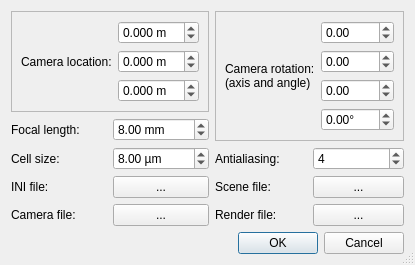
This is gui/povraycameradialog.ui in ryaninvents/PicoScan as Qt 5 draws it before an edit. The edited form follows.
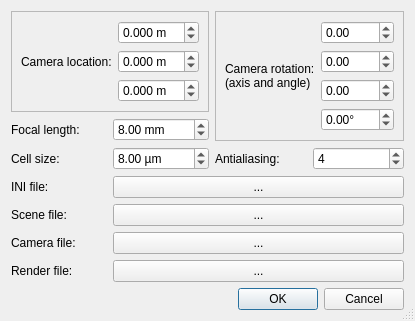
This is the edited form. Icons and pictures are not drawn.

Commit message: PovRayCamera works, but does PixelEncodedCamera? Stay tuned folks...

What changed in the file:
```diff
--- a/gui/povraycameradialog.ui
+++ b/gui/povraycameradialog.ui
@@ -10,7 +10,7 @@
     <x>0</x>
     <y>0</y>
     <width>411</width>
-    <height>244</height>
+    <height>300</height>
    </rect>
   </property>
   <property name="windowTitle">
@@ -29,20 +29,6 @@
   <layout class="QVBoxLayout" name="verticalLayout">
    <item>
     <layout class="QGridLayout" name="gridLayout">
-     <item row="4" column="0">
-      <widget class="QLabel" name="label_4">
-       <property name="text">
-        <string>Focal length:</string>
-       </property>
-      </widget>
-     </item>
-     <item row="7" column="1">
-      <widget class="QPushButton" name="cameraFile">
-       <property name="text">
-        <string>...</string>
-       </property>
-      </widget>
-     </item>
      <item row="5" column="2">
       <widget class="QLabel" name="label_9">
        <property name="text">
@@ -50,16 +36,6 @@
        </property>
       </widget>
      </item>
-     <item row="5" column="3">
-      <widget class="QSpinBox" name="antialiasing">
-       <property name="maximum">
-        <number>16</number>
-       </property>
-       <property name="value">
-        <number>4</number>
-       </property>
-      </widget>
-     </item>
      <item row="5" column="1">
       <widget class="QDoubleSpinBox" name="cellSize">
        <property name="suffix">
@@ -76,40 +52,6 @@
        </property>
       </widget>
      </item>
-     <item row="6" column="3">
-      <widget class="QPushButton" name="sceneFile">
-       <property name="text">
-        <string>...</string>
-       </property>
-      </widget>
-     </item>
-     <item row="7" column="0">
-      <widget class="QLabel" name="label_7">
-       <property name="text">
-        <string>Camera file:</string>
-       </property>
-      </widget>
-     </item>
-     <item row="6" column="1">
-      <widget class="QPushButton" name="iniFile">
-       <property name="text">
-        <string>...</string>
-       </property>
-      </widget>
-     </item>
-     <item row="4" column="1">
-      <widget class="QDoubleSpinBox" name="focal">
-       <property name="suffix">
-        <string> mm</string>
-       </property>
-       <property name="singleStep">
-        <double>0.100000000000000</double>
-       </property>
-       <property name="value">
-        <double>8.000000000000000</double>
-       </property>
-      </widget>
-     </item>
      <item row="6" column="0">
       <widget class="QLabel" name="label_5">
        <property name="text">
@@ -117,20 +59,6 @@
        </property>
       </widget>
      </item>
-     <item row="7" column="2">
-      <widget class="QLabel" name="label_8">
-       <property name="text">
-        <string>Render file:</string>
-       </property>
-      </widget>
-     </item>
-     <item row="7" column="3">
-      <widget class="QPushButton" name="renderFile">
-       <property name="text">
-        <string>...</string>
-       </property>
-      </widget>
-     </item>
      <item row="5" column="0">
       <widget class="QLabel" name="label_3">
        <property name="text">
@@ -138,10 +66,33 @@
        </property>
       </widget>
      </item>
-     <item row="6" column="2">
-      <widget class="QLabel" name="label_6">
+     <item row="5" column="3">
+      <widget class="QSpinBox" name="antialiasing">
+       <property name="maximum">
+        <number>16</number>
+       </property>
+       <property name="value">
+        <number>4</number>
+       </property>
+      </widget>
+     </item>
+     <item row="8" column="0">
+      <widget class="QLabel" name="label_7">
        <property name="text">
-        <string>Scene file:</string>
+        <string>Camera file:</string>
+       </property>
+      </widget>
+     </item>
+     <item row="4" column="1">
+      <widget class="QDoubleSpinBox" name="focal">
+       <property name="suffix">
+        <string> mm</string>
+       </property>
+       <property name="singleStep">
+        <double>0.100000000000000</double>
+       </property>
+       <property name="value">
+        <double>8.000000000000000</double>
        </property>
       </widget>
      </item>
@@ -212,6 +163,13 @@
        </layout>
       </widget>
      </item>
+     <item row="4" column="0">
+      <widget class="QLabel" name="label_4">
+       <property name="text">
+        <string>Focal length:</string>
+       </property>
+      </widget>
+     </item>
      <item row="0" column="2" rowspan="5" colspan="2">
       <widget class="QFrame" name="frame_2">
        <property name="frameShape">
@@ -274,6 +232,48 @@
        </layout>
       </widget>
      </item>
+     <item row="7" column="0">
+      <widget class="QLabel" name="label_6">
+       <property name="text">
+        <string>Scene file:</string>
+       </property>
+      </widget>
+     </item>
+     <item row="9" column="0">
+      <widget class="QLabel" name="label_8">
+       <property name="text">
+        <string>Render file:</string>
+       </property>
+      </widget>
+     </item>
+     <item row="6" column="1" colspan="3">
+      <widget class="QPushButton" name="iniFile">
+       <property name="text">
+        <string>...</string>
+       </property>
+      </widget>
+     </item>
+     <item row="7" column="1" colspan="3">
+      <widget class="QPushButton" name="sceneFile">
+       <property name="text">
+        <string>...</string>
+       </property>
+      </widget>
+     </item>
+     <item row="8" column="1" colspan="3">
+      <widget class="QPushButton" name="cameraFile">
+       <property name="text">
+        <string>...</string>
+       </property>
+      </widget>
+     </item>
+     <item row="9" column="1" colspan="3">
+      <widget class="QPushButton" name="renderFile">
+       <property name="text">
+        <string>...</string>
+       </property>
+      </widget>
+     </item>
     </layout>
    </item>
    <item>
```
The commit also changes 7 other files.
